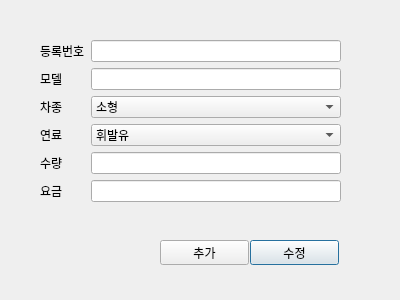
The window that server/car_edit.ui (rentacar-4team/rentacar) describes before a commit, drawn with Qt 5.
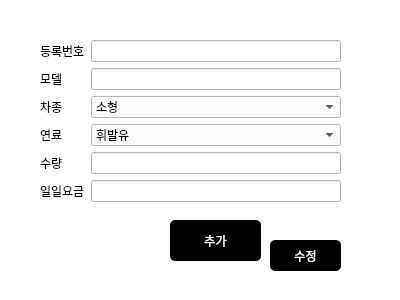
The same window after the commit.

```diff
--- a/server/car_edit.ui
+++ b/server/car_edit.ui
@@ -13,15 +13,23 @@
   <property name="windowTitle">
    <string>Dialog</string>
   </property>
+  <property name="styleSheet">
+   <string notr="true">background-color: rgb(255, 255, 255);</string>
+  </property>
   <widget class="QPushButton" name="edit_btn">
    <property name="geometry">
     <rect>
-     <x>250</x>
+     <x>270</x>
      <y>240</y>
-     <width>89</width>
-     <height>25</height>
+     <width>71</width>
+     <height>31</height>
     </rect>
    </property>
+   <property name="styleSheet">
+    <string notr="true">background-color: rgb(0, 0, 0);
+color: rgb(255, 255, 255);
+border-radius: 5px;</string>
+   </property>
    <property name="text">
     <string>수정</string>
    </property>
@@ -46,7 +54,7 @@
     <item row="5" column="0">
      <widget class="QLabel" name="label_2">
       <property name="text">
-       <string>요금</string>
+       <string>일일요금</string>
       </property>
      </widget>
     </item>
@@ -147,12 +155,17 @@
   <widget class="QPushButton" name="add_btn">
    <property name="geometry">
     <rect>
-     <x>160</x>
-     <y>240</y>
-     <width>89</width>
-     <height>25</height>
+     <x>170</x>
+     <y>220</y>
+     <width>91</width>
+     <height>41</height>
     </rect>
    </property>
+   <property name="styleSheet">
+    <string notr="true">background-color: rgb(0, 0, 0);
+color: rgb(255, 255, 255);
+border-radius: 5px;</string>
+   </property>
    <property name="text">
     <string>추가</string>
    </property>
```
